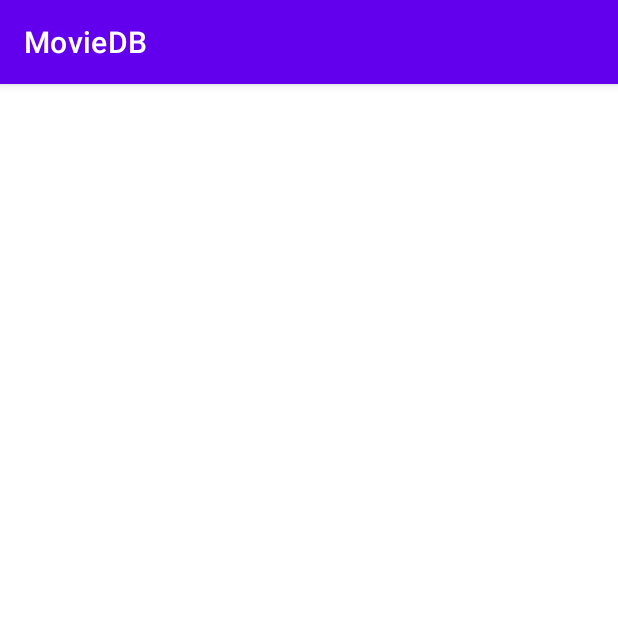
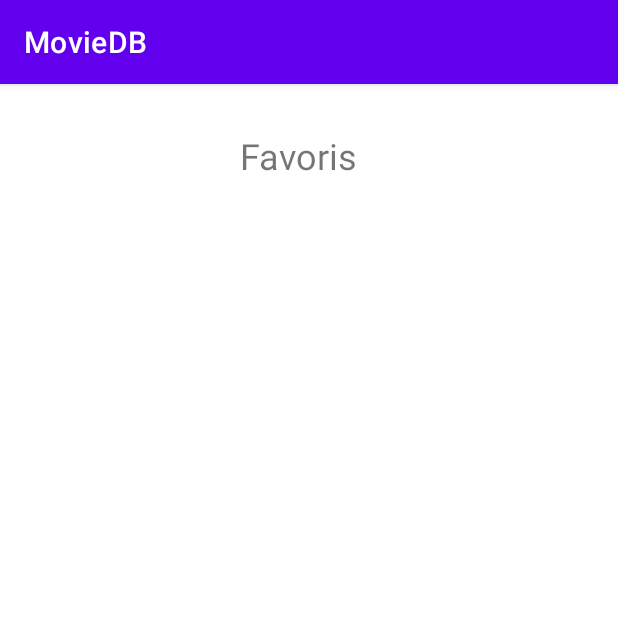
Before and after one commit to MauquieLouis/MovieDB, an Android app: the FavorisActivity screen opened directly, with no data from a screen before it, on a phone screen of 412 x 824 dp, the top half of it. Run offline under Robolectric (Android 15) with nearby library versions, the phone set to English and light mode, and no system bars; our stand-ins replace Volley; 3 statements that could not run were skipped.

Commit message:
message favoris

```diff
--- a/app/src/main/res/layout/activity_favoris.xml
+++ b/app/src/main/res/layout/activity_favoris.xml
@@ -7,9 +7,23 @@
     tools:context=".FavorisActivity">
 
     <ListView
-        android:layout_width="391dp"
-        android:layout_height="849dp"
         android:id="@+id/listFavoris"
-        tools:layout_editor_absoluteX="1dp"
-        tools:layout_editor_absoluteY="1dp" />
+        android:layout_width="397dp"
+        android:layout_height="635dp"
+        app:layout_constraintBottom_toBottomOf="parent"
+        app:layout_constraintTop_toTopOf="parent"
+        app:layout_constraintVertical_bias="0.818"
+        tools:layout_editor_absoluteX="-2dp" />
+
+    <TextView
+        android:id="@+id/textView"
+        android:layout_width="398dp"
+        android:layout_height="60dp"
+        android:text="Favoris"
+        android:textAlignment="center"
+        android:textSize="24sp"
+        app:layout_constraintBottom_toTopOf="@+id/listFavoris"
+        app:layout_constraintTop_toTopOf="parent"
+        app:layout_constraintVertical_bias="0.638"
+        tools:layout_editor_absoluteX="-3dp" />
 </androidx.constraintlayout.widget.ConstraintLayout>
```
